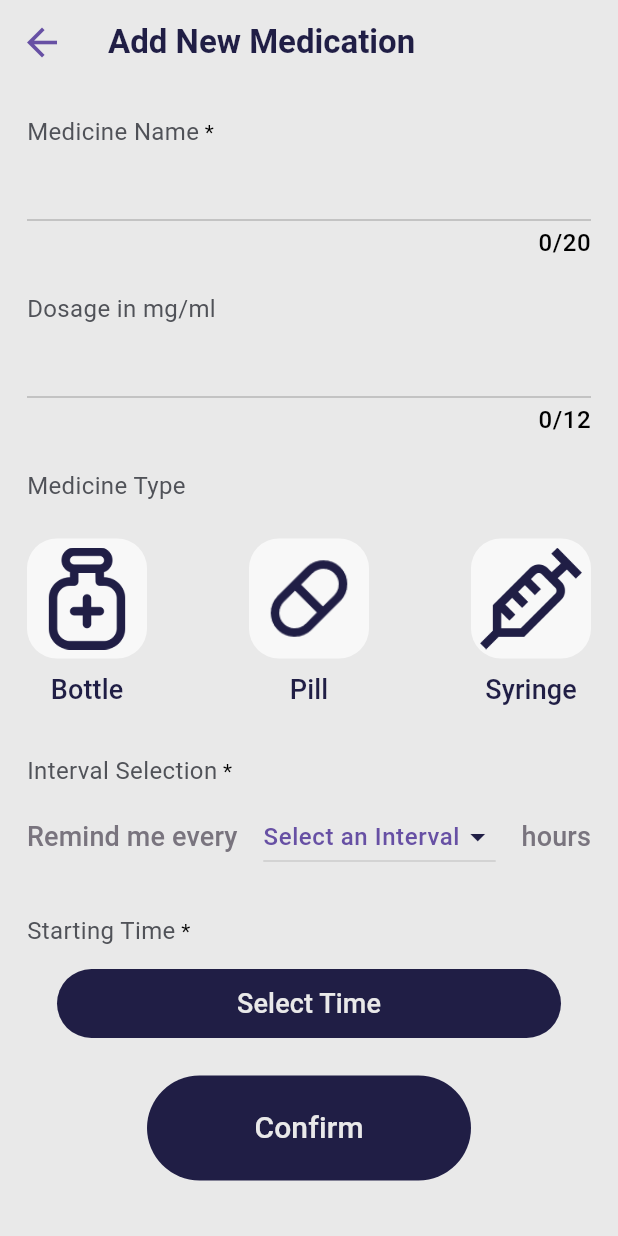
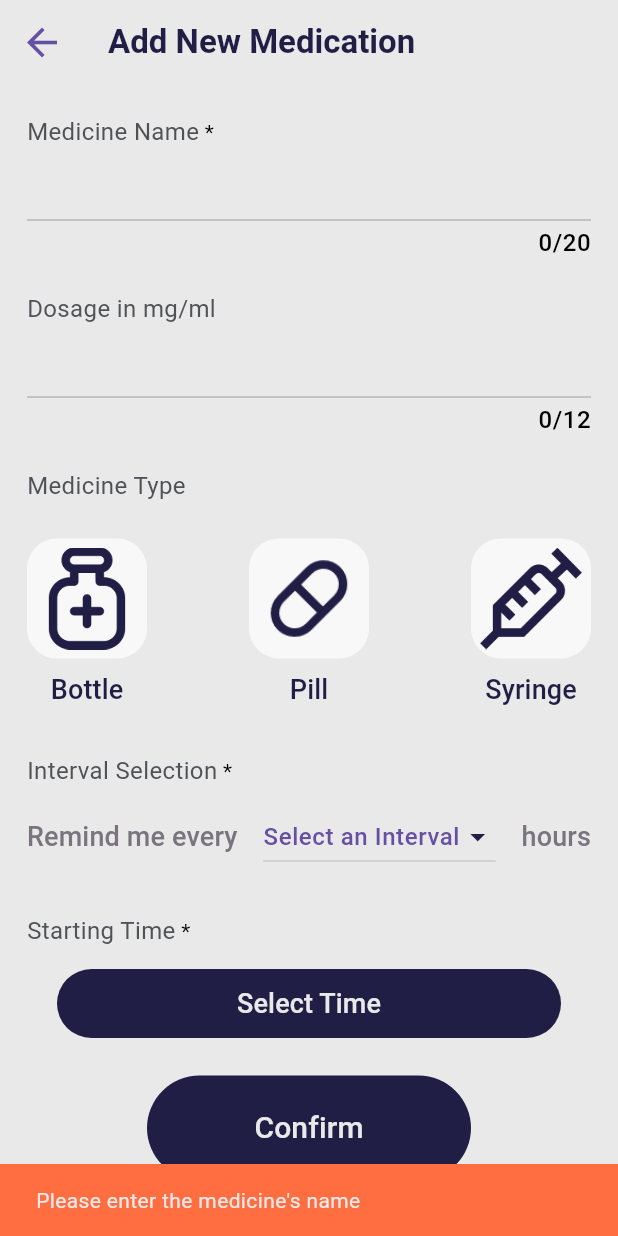
Before and after one commit to DeepaT99/Medicine-Monitoring-App, a Flutter app: the AddNew screen opened directly, after a tap on "Confirm", on a phone screen of 412 x 824 dp. Run offline on Flutter 3.47's test engine with Material 3 defaults, Android fonts, the phone set to English and light mode, and no system bars; our stand-ins replace firebase_auth, firebase_core, flare_flutter, google_sign_in, lottie, rxdart and 1 more; missing offline and left inert: linear_calender; accounts and stored records are empty; network calls fail.

Commit message:
add page

```diff
--- a/lib/global_bloc.dart
+++ b/lib/global_bloc.dart
@@ -1,6 +1,5 @@
 import 'dart:convert';
 
-import 'package:flutter/material.dart';
 import 'package:rxdart/rxdart.dart';
 import 'package:shared_preferences/shared_preferences.dart';
 
--- a/lib/main.dart
+++ b/lib/main.dart
@@ -1,8 +1,6 @@
 import 'package:flutter/material.dart';
 
 import 'package:medicine_tracker/pages/app_view.dart';
-import 'package:medicine_tracker/pages/login_pages/auth_page.dart';
-import 'pages/login_pages/login_page.dart';
 //import Firebase
 import 'package:firebase_core/firebase_core.dart';
 import 'firebase_options.dart';
--- a/lib/models/medicine.dart
+++ b/lib/models/medicine.dart
@@ -1,4 +1,3 @@
-import 'package:flutter/material.dart';
 
 class Medicine {
   final List<dynamic>? notificationIDs;
--- a/lib/models/medicine_card.dart
+++ b/lib/models/medicine_card.dart
@@ -1,5 +1,4 @@
 import 'package:flutter/material.dart';
-import 'package:medicine_tracker/models/medicine_type.dart';
 import 'package:medicine_tracker/pages/details/medicine_details.dart';
 
 class ListItems extends StatelessWidget {
@@ -29,7 +28,7 @@ class MedicineCard extends StatelessWidget {
       onTap: () {
         //goto details activity
         Navigator.push(context,
-            MaterialPageRoute(builder: (context) => MedicineDetails()));
+            MaterialPageRoute(builder: (context) => const MedicineDetails()));
       },
       child: Padding(
         padding: const EdgeInsets.symmetric(vertical: 8.0),
--- a/lib/pages/add/add_new.dart
+++ b/lib/pages/add/add_new.dart
@@ -4,6 +4,7 @@ import 'package:flutter/material.dart';
 import 'package:medicine_tracker/global_bloc.dart';
 import 'package:medicine_tracker/models/errors.dart';
 import 'package:medicine_tracker/pages/add/new_entry_bloc.dart';
+import 'package:medicine_tracker/pages/add/success_page.dart';
 import 'package:provider/provider.dart';
 
 import '../../models/convert_time.dart';
@@ -40,6 +41,7 @@ class _AddNewState extends State<AddNew> {
 
     _newEntryBloc = NewEntryBloc();
     _scaffoldKey = GlobalKey<ScaffoldState>();
+    initializeErrorListen();
   }
 
   @override
@@ -105,7 +107,7 @@ class _AddNewState extends State<AddNew> {
                 height: 10,
               ),
               Padding(
-                padding: EdgeInsets.only(top: 4),
+                padding: const EdgeInsets.only(top: 4),
                 child: StreamBuilder<MedicineType>(
                   //new entry block
 
@@ -238,6 +240,12 @@ class _AddNewState extends State<AddNew> {
                       globalBloc.updateMedicineList(newEntryMedicine);
 
                       //schedule notification
+
+                      //success screen
+                      Navigator.push(
+                          context,
+                          MaterialPageRoute(
+                              builder: (context) => SuccessScreen()));
                     },
                   ),
                 ),
@@ -245,6 +253,43 @@ class _AddNewState extends State<AddNew> {
             ],
           ),
         ),
+      ),
+    );
+  }
+
+  void initializeErrorListen() {
+    _newEntryBloc.errorState$!.listen((EntryError error) {
+      switch (error) {
+        case EntryError.nameNull:
+          displayError("Please enter the medicine's name");
+          break;
+
+        case EntryError.nameDuplicate:
+          displayError("Medicine name already exists!");
+          break;
+
+        case EntryError.dosage:
+          displayError("Please enter the dosage required");
+          break;
+
+        case EntryError.interval:
+          displayError("Please select the reminder's interval");
+          break;
+
+        case EntryError.startTime:
+          displayError("Please select the reminder's starting time");
+          break;
+        default:
+      }
+    });
+  }
+
+  void displayError(String error) {
+    ScaffoldMessenger.of(context).showSnackBar(
+      SnackBar(
+        content: Text(error),
+        backgroundColor: Colors.deepOrangeAccent,
+        duration: const Duration(milliseconds: 2000),
       ),
     );
   }
@@ -326,6 +371,7 @@ class _IntervalSelectionState extends State<IntervalSelection> {
   var _selected = 0;
   @override
   Widget build(BuildContext context) {
+    final NewEntryBloc newEntryBloc = Provider.of<NewEntryBloc>(context);
     return Padding(
       padding: const EdgeInsets.only(top: 4),
       child: Row(
@@ -361,6 +407,7 @@ class _IntervalSelectionState extends State<IntervalSelection> {
               setState(
                 () {
                   _selected = newVal!;
+                  newEntryBloc.updateInterval(newVal);
                 },
               );
             },
@@ -396,7 +443,7 @@ class MedicineTypeColumn extends StatelessWidget {
       },
       child: Column(
         children: [
-          SizedBox(
+          const SizedBox(
             height: 10,
           ),
           Container(
--- a/lib/pages/add/new_entry_bloc.dart
+++ b/lib/pages/add/new_entry_bloc.dart
@@ -1,4 +1,3 @@
-import 'package:flutter/material.dart';
 import 'package:medicine_tracker/models/errors.dart';
 import 'package:medicine_tracker/models/medicine_type.dart';
 import 'package:rxdart/rxdart.dart';
@@ -46,8 +45,8 @@ class NewEntryBloc {
   }
 
   void updateSelectedMedicine(MedicineType type) {
-    MedicineType _tempType = _selectedMedicineType$!.value;
-    if (type == _tempType) {
+    MedicineType tempType = _selectedMedicineType$!.value;
+    if (type == tempType) {
       _selectedMedicineType$!.add(MedicineType.none);
     } else {
       _selectedMedicineType$!.add(type);
--- a/lib/pages/app_view.dart
+++ b/lib/pages/app_view.dart
@@ -1,6 +1,5 @@
 import 'package:flutter/material.dart';
 import 'package:medicine_tracker/global_bloc.dart';
-import 'package:medicine_tracker/pages/add/new_entry_bloc.dart';
 import 'package:provider/provider.dart';
 
 import 'login_pages/auth_page.dart';
--- a/lib/pages/homepage/home_screen.dart
+++ b/lib/pages/homepage/home_screen.dart
@@ -1,5 +1,3 @@
-import 'package:firebase_auth/firebase_auth.dart';
-import 'package:flutter/cupertino.dart';
 import 'package:flutter/material.dart';
 import 'package:medicine_tracker/pages/add/add_new.dart';
 import 'package:medicine_tracker/pages/homepage/main_screen.dart';
--- a/lib/pages/homepage/main_screen.dart
+++ b/lib/pages/homepage/main_screen.dart
@@ -1,4 +1,3 @@
-import 'package:flutter/cupertino.dart';
 import 'package:flutter/material.dart';
 import 'package:linear_calender/linear_calender.dart';
 
@@ -48,7 +47,7 @@ class MainScreen extends StatelessWidget {
                   selectedBorderColor: Theme.of(context).colorScheme.primary,
                   onChanged: (DateTime value) {
                     debugPrint(
-                        "*****************${value}***************************");
+                        "*****************$value***************************");
                   },
                   height: 80,
                   itemWidth: 55,
--- a/lib/pages/login_pages/auth_page.dart
+++ b/lib/pages/login_pages/auth_page.dart
@@ -1,9 +1,6 @@
 import 'package:firebase_auth/firebase_auth.dart';
 import 'package:flutter/material.dart';
-import 'package:medicine_tracker/pages/login_pages/login_page.dart';
-import 'package:google_sign_in/google_sign_in.dart';
 
-import '../homepage/home_page.dart';
 import '../homepage/home_screen.dart';
 import 'login_or_register_page.dart';
 
--- a/lib/pages/login_pages/login_page.dart
+++ b/lib/pages/login_pages/login_page.dart
@@ -8,7 +8,7 @@ import 'package:medicine_tracker/services/auth_service.dart';
 
 class LoginPage extends StatefulWidget {
   final Function()? onTap;
-  LoginPage({super.key, required this.onTap});
+  const LoginPage({super.key, required this.onTap});
 
   @override
   State<LoginPage> createState() => _LoginPageState();
--- a/lib/pages/login_pages/register_page.dart
+++ b/lib/pages/login_pages/register_page.dart
@@ -9,7 +9,7 @@ import '../../services/auth_service.dart';
 
 class RegisterPage extends StatefulWidget {
   final Function()? onTap;
-  RegisterPage({super.key, required this.onTap});
+  const RegisterPage({super.key, required this.onTap});
 
   @override
   State<RegisterPage> createState() => _RegisterPageState();
--- a/lib/pages/profile/profile.dart
+++ b/lib/pages/profile/profile.dart
@@ -33,7 +33,7 @@ class ProfilePage extends StatelessWidget {
               shape: BoxShape.circle,
               color: Colors.greenAccent,
             ),
-            child: Icon(
+            child: const Icon(
               Icons.person,
               size: 72,
             ),
--- a/pubspec.yaml
+++ b/pubspec.yaml
@@ -45,6 +45,8 @@ dependencies:
   rxdart: ^0.28.0
   provider: ^6.1.2
   shared_preferences: ^2.3.3
+  flare_flutter: ^3.0.2
+  lottie: ^3.1.3
 
 
 dev_dependencies:
@@ -73,6 +75,7 @@ flutter:
   # To add assets to your application, add an assets section, like this:
   assets:
     - lib/assets/icons/
+    - lib/assets/animation/
 
 
   # An image asset can refer to one or more resolution-specific "variants", see
```
Also changed, not shown: lib/pages/add/success_page.dart (added, +32 -0 lines), lib/pages/details/medicine_details.dart (+6 -7 lines), pubspec.lock, 1 other file.
